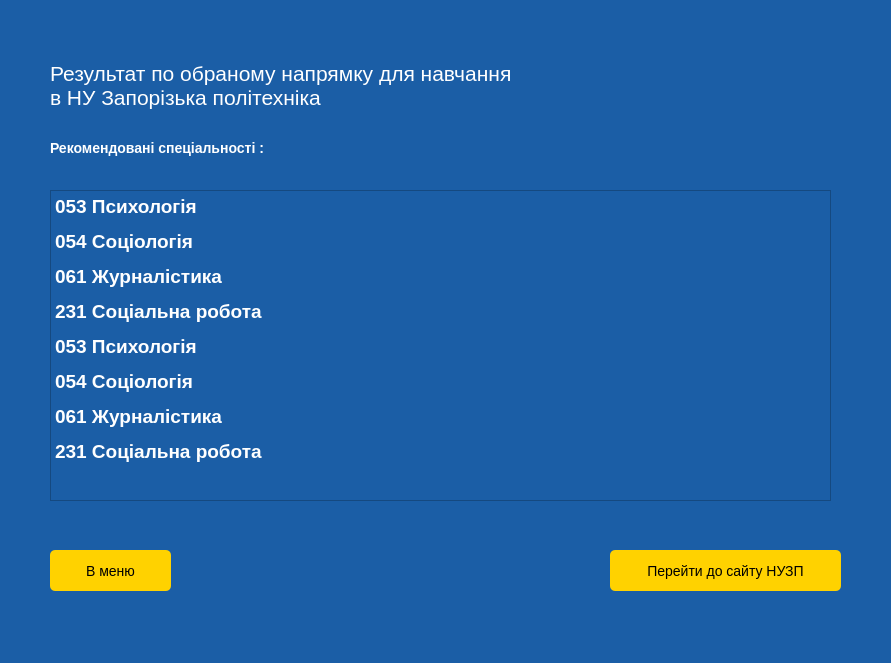
The window that specialtywindow.ui (admiralbub/oop_course_2020) describes before a commit, drawn with Qt 5.
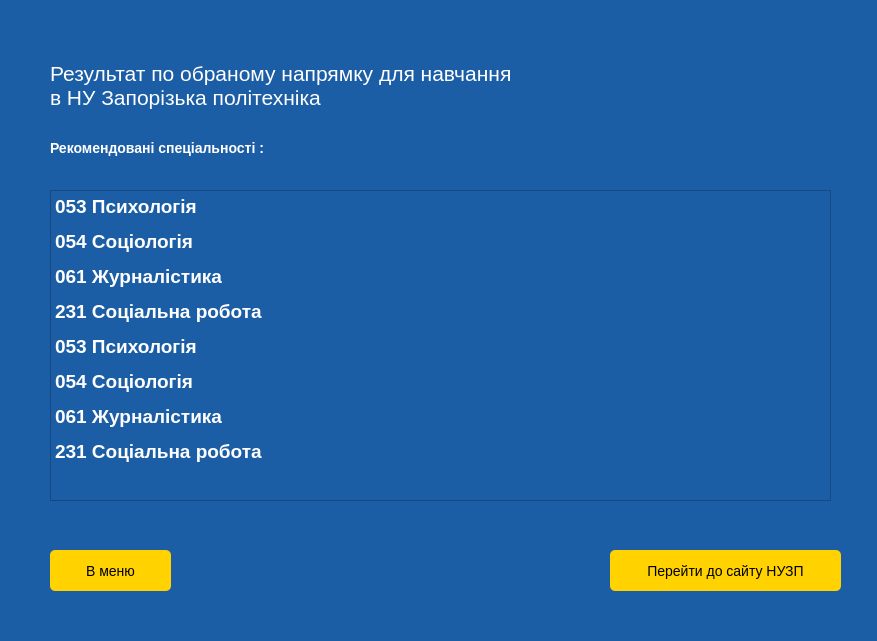
The same window after the commit.

Patch:
```diff
--- a/specialtywindow.ui
+++ b/specialtywindow.ui
@@ -6,8 +6,8 @@
    <rect>
     <x>0</x>
     <y>0</y>
-    <width>891</width>
-    <height>663</height>
+    <width>877</width>
+    <height>641</height>
    </rect>
   </property>
   <property name="windowTitle">
```
Left out of the diff: 2 changed lines with no effect on the pictures.
